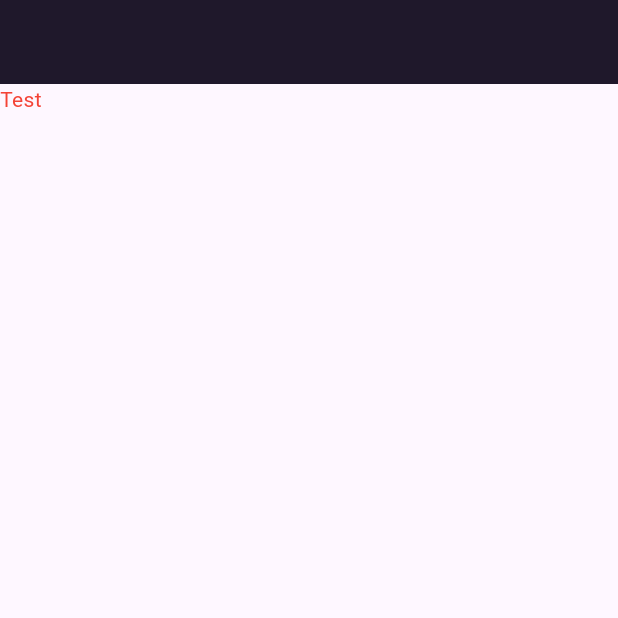
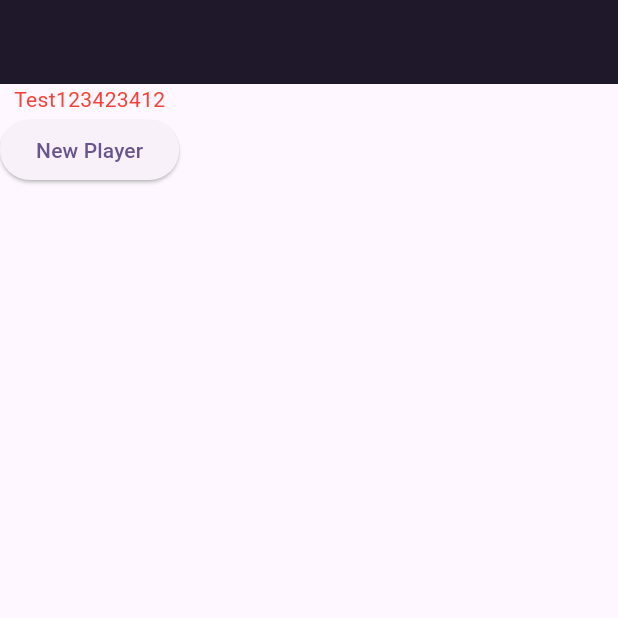
Before and after one commit to KaiBraun/real_world_interactive_system, a Flutter app: the screen it shows after launch, on a phone screen of 412 x 824 dp, the top half of it. Run offline on Flutter 3.47's test engine with Material 3 defaults, Android fonts, the light colour scheme and no system bars.

Commit message:
added button to welcome page

```diff
--- a/party_app/lib/ui/welcome_view.dart
+++ b/party_app/lib/ui/welcome_view.dart
@@ -6,8 +6,20 @@ class WelcomeView extends StatelessWidget {
     return Scaffold(
       appBar: AppBar(
         backgroundColor: Theme.of(context).colorScheme.onSecondaryFixed,
+
       ),
-      body:  Text("Test",style: TextStyle(color: Colors.red),),
+      body: Column(
+        children: [
+          Text("Test123423412",style: TextStyle(color: Colors.red),),
+          ElevatedButton(
+              onPressed: () => {
+
+              },
+              child: Text("New Player")
+          )
+        ],
+      )
+
     );
   }
 }
```
